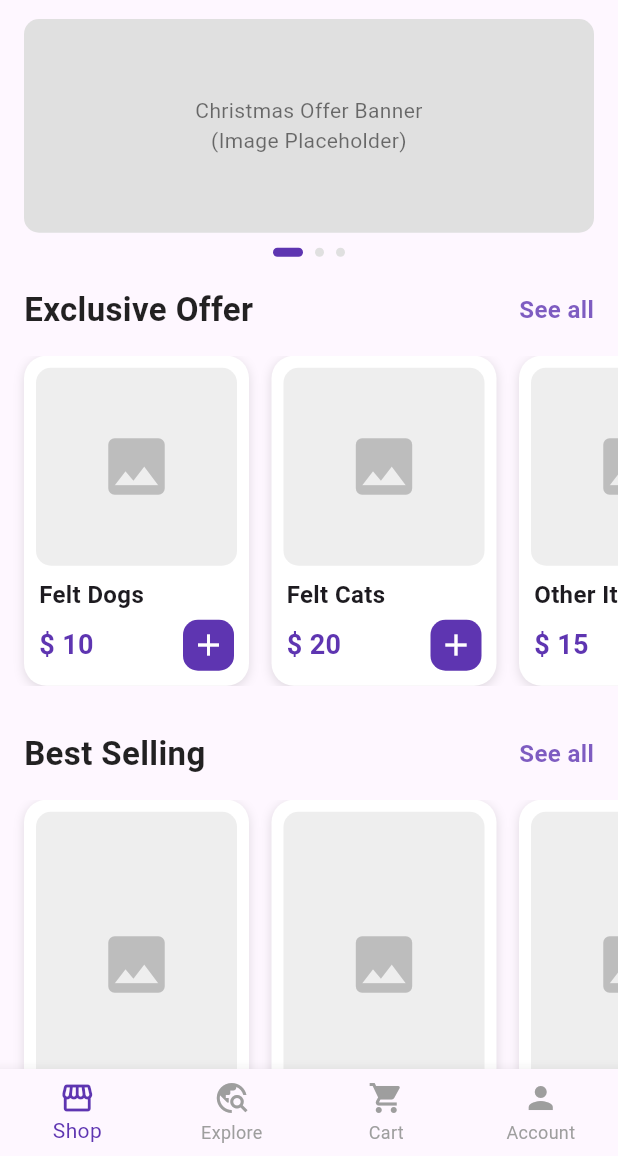
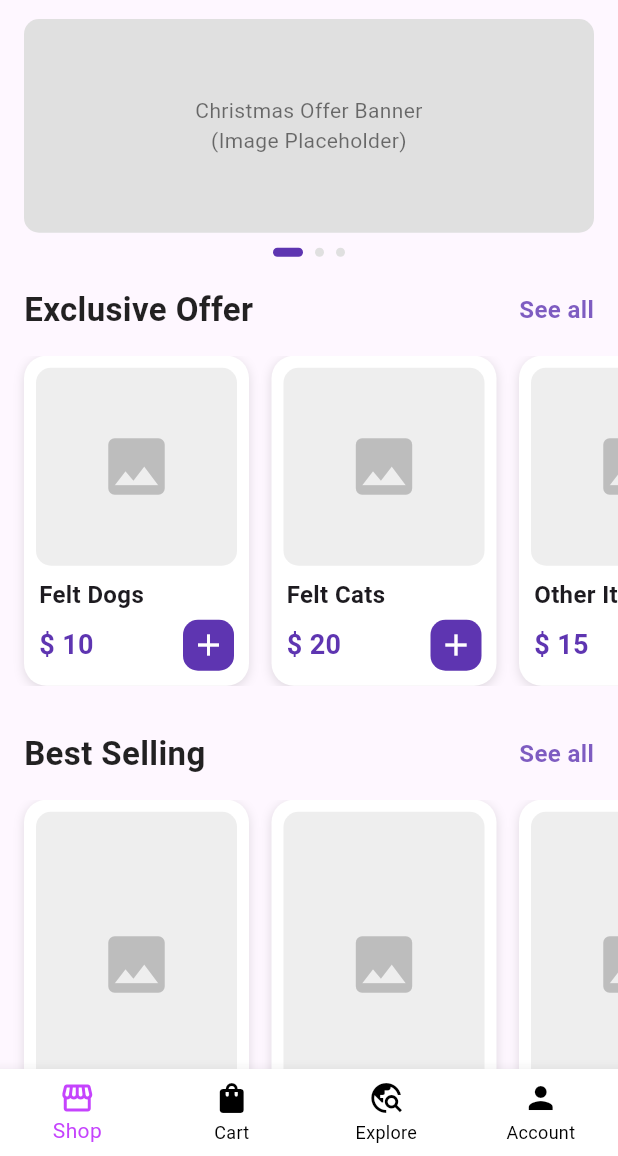
Before and after one commit to 9848588346Ra/Handicraft-Online-Store, a Flutter app: the screen it shows after launch, on a phone screen of 412 x 824 dp, the part 80-1236 px from its top. Run offline on Flutter 3.47's test engine with Material 3 defaults, Android fonts, the phone set to English and light mode, and no system bars; our stand-ins replace shared_preferences.

Commit message:
some change

```diff
--- a/lib/Screens/Home_Screen.dart
+++ b/lib/Screens/Button Screen/Shop_Screen.dart
@@ -4,8 +4,8 @@ const Color primaryPurple = Color(0xFF5E35B1);
 const Color customRed = Color(0xFFE53935);
 const Color lightBlue = Color(0xFFB3E5FC);
 
-class HomeScreen extends StatelessWidget {
-  const HomeScreen({super.key});
+class ShopScreen extends StatelessWidget {
+  const ShopScreen({super.key});
 
   @override
   Widget build(BuildContext context) {
@@ -197,35 +197,6 @@ class HomeScreen extends StatelessWidget {
           ],
         ),
       ),
-
-      // 3. BottomNavigationBar
-      bottomNavigationBar: BottomNavigationBar(
-        type: BottomNavigationBarType.fixed, // Ensures all items are visible
-        selectedItemColor: primaryPurple,
-        unselectedItemColor: Colors.grey,
-        currentIndex: 0, // 'Shop' is the current active item
-        onTap: (index) {
-          // Handle navigation here
-        },
-        items: const [
-          BottomNavigationBarItem(
-            icon: Icon(Icons.storefront),
-            label: 'Shop',
-          ),
-          BottomNavigationBarItem(
-            icon: Icon(Icons.travel_explore),
-            label: 'Explore',
-          ),
-          BottomNavigationBarItem(
-            icon: Icon(Icons.shopping_cart),
-            label: 'Cart',
-          ),
-          BottomNavigationBarItem(
-            icon: Icon(Icons.person),
-            label: 'Account',
-          ),
-        ],
-      ),
     );
   }
 
--- /dev/null
+++ b/lib/Screens/Dashboard_screen.dart
@@ -0,0 +1,61 @@
+import 'package:flutter/material.dart';
+import 'package:mitho_bakery/Screens/Button%20Screen/Account_screen.dart';
+import 'package:mitho_bakery/Screens/Button%20Screen/Cart_screen.dart';
+import 'package:mitho_bakery/Screens/Button%20Screen/Explore_screen.dart';
+import 'package:mitho_bakery/Screens/Button%20Screen/Shop_Screen.dart';
+
+
+class DashboardScreen extends StatefulWidget {
+  const DashboardScreen({super.key});
+
+  @override
+  State<DashboardScreen> createState() => _BottomNavigationScreenState();
+}
+
+class _BottomNavigationScreenState extends State<DashboardScreen> {
+  int _selectedIndex = 0;
+
+  List<Widget> lstBottomScreen = [
+   const ShopScreen(),
+   const CartScreen(),
+   const AccountScreen(),
+  const ExploreScreen(),
+  ];
+  @override
+  Widget build(BuildContext context) {
+    return Scaffold(
+      // appBar: AppBar(
+      //   title: Text("Bottom-Navigation",
+      //   style: TextStyle(fontFamily: "open sans bold"
+      //   // style: TextStyle(fontFamily: "open sans italic"
+      //   // style: TextStyle(fontFamily: "open sans regular"
+      //   ),),
+      //   centerTitle: true,
+      //   backgroundColor: const Color.fromARGB(255, 121, 136, 105),
+      // ),
+      body: lstBottomScreen[_selectedIndex],
+      bottomNavigationBar: BottomNavigationBar(
+        type: BottomNavigationBarType.fixed,
+        items: const [
+          BottomNavigationBarItem(icon: Icon(Icons.storefront), label: "Shop"),
+          BottomNavigationBarItem(
+            icon: Icon(Icons.shopping_bag),
+            label: "Cart",
+          ),
+          BottomNavigationBarItem(icon: Icon(Icons.travel_explore), label: "Explore"),
+          BottomNavigationBarItem(icon: Icon(Icons.person), label: "Account"),
+
+        ],
+        backgroundColor: const Color.fromARGB(255, 255, 255, 255),
+        selectedItemColor: const Color.fromARGB(255, 197, 67, 253),
+        unselectedItemColor: const Color.fromARGB(255, 0, 0, 0),
+        currentIndex: _selectedIndex,
+        onTap: (index) {
+          setState(() {
+            _selectedIndex = index;
+          });
+        },
+      ),
+    );
+  }
+}
--- a/lib/Screens/login_screens.dart
+++ b/lib/Screens/login_screens.dart
@@ -1,6 +1,7 @@
 import 'package:flutter/material.dart';
+import 'package:mitho_bakery/Screens/Button%20Screen/Shop_Screen.dart';
 import 'package:shared_preferences/shared_preferences.dart';
-import 'home_screen.dart';
+
 import 'signup_screen.dart';
 
 class LoginScreen extends StatefulWidget {
@@ -27,7 +28,7 @@ class _LoginScreenState extends State<LoginScreen> {
 
       Navigator.pushReplacement(
         context,
-        MaterialPageRoute(builder: (context) => const HomeScreen()),
+        MaterialPageRoute(builder: (context) => const ShopScreen()),
       );
     } else {
       ScaffoldMessenger.of(context).showSnackBar(
--- a/lib/Screens/signup_screen.dart
+++ b/lib/Screens/signup_screen.dart
@@ -1,6 +1,7 @@
 import 'package:flutter/material.dart';
+import 'package:mitho_bakery/Screens/Button%20Screen/Shop_Screen.dart';
 import 'package:shared_preferences/shared_preferences.dart';
-import 'home_screen.dart';
+
 
 class SignUpScreen extends StatefulWidget {
   const SignUpScreen({super.key});
@@ -33,7 +34,7 @@ class _SignUpScreenState extends State<SignUpScreen> {
 
       Navigator.pushReplacement(
         context,
-        MaterialPageRoute(builder: (context) => const HomeScreen()),
+        MaterialPageRoute(builder: (context) => const ShopScreen()),
       );
     }
   }
--- a/lib/app.dart
+++ b/lib/app.dart
@@ -1,16 +1,14 @@
 //widget
 // stless
 import 'package:flutter/material.dart';
-import 'package:mitho_bakery/Screens/Home_Screen.dart';
-import 'package:mitho_bakery/Screens/welcome.dart';
-
+import 'package:mitho_bakery/Screens/Dashboard_screen.dart';
 class App extends StatelessWidget {
   const App({super.key});
 
   @override
   Widget build(BuildContext context) {
     return MaterialApp(
-      home: HomeScreen()
+      home: DashboardScreen()
     );
    } // Material app
 }
```
Also changed, not shown: lib/Screens/Button Screen/Account_screen.dart (added, +30 -0 lines), lib/Screens/Button Screen/Cart_screen.dart (added, +30 -0 lines), lib/Screens/Button Screen/Explore_screen.dart (added, +30 -0 lines).
